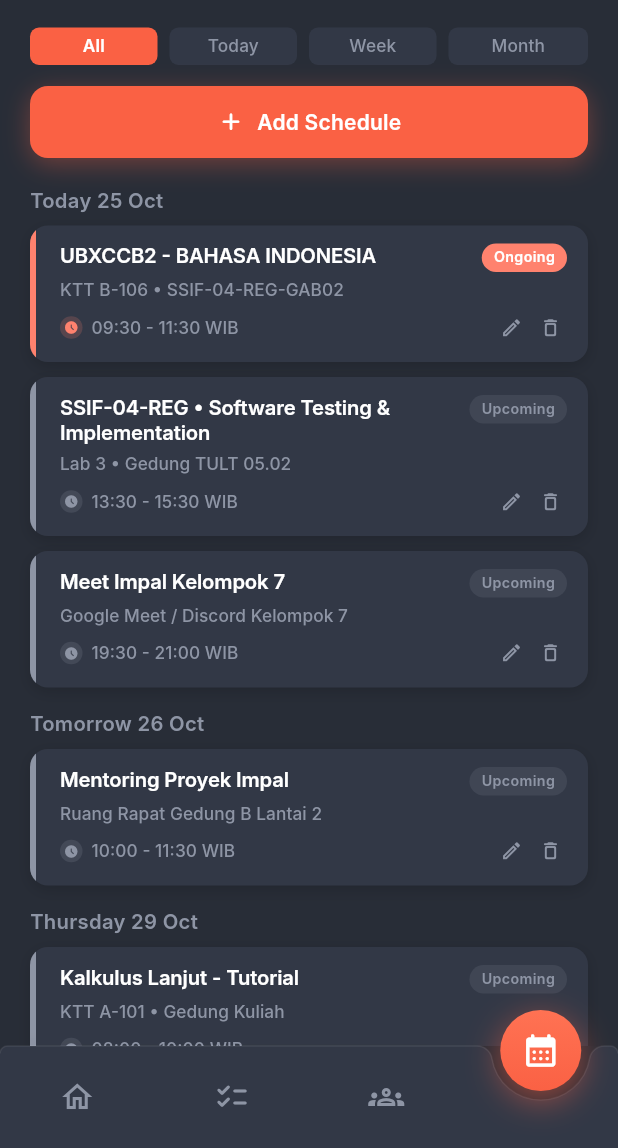
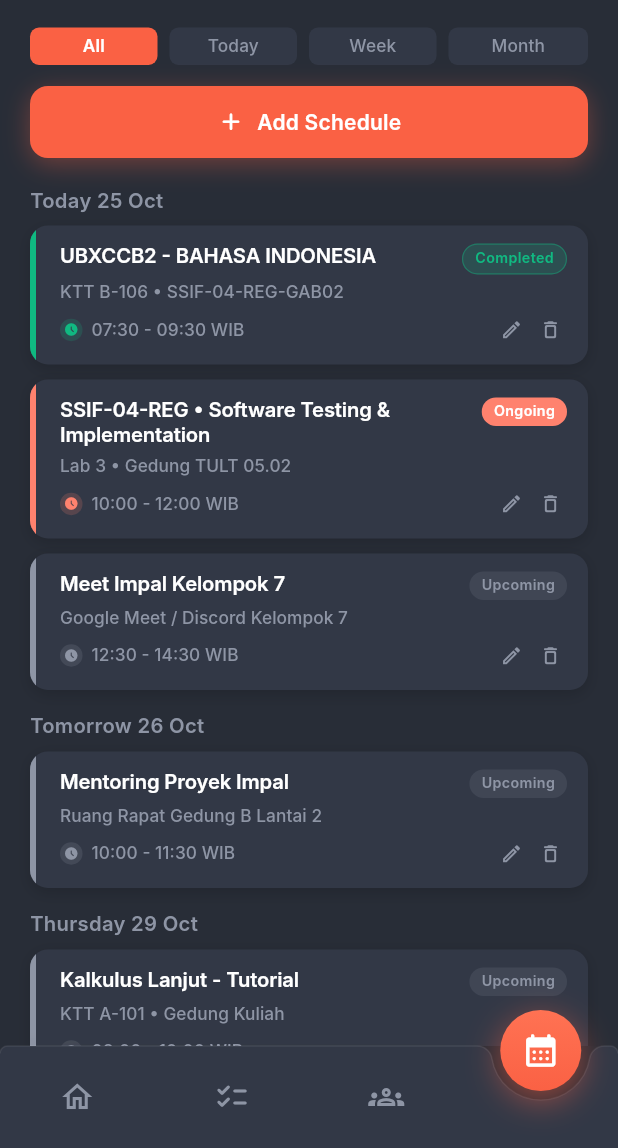
Before and after one commit to Pvsudbd/Impal-02-07, a Flutter app: the HomePage screen opened directly, item 4 of the bottom bar chosen, on a phone screen of 412 x 824 dp, the part 88-1236 px from its top. Run offline on Flutter 3.47's test engine with Material 3 defaults, Android fonts, the phone set to English and light mode, and no system bars; our stand-ins replace shared_preferences; accounts and stored records are empty; Roboto replaces fonts that are missing (Inter).

Commit message:
membuat agar scheudule otomatis menentukan jenisnya

```diff
--- a/frontend/lib/presentation/features/dashboard/home_page.dart
+++ b/frontend/lib/presentation/features/dashboard/home_page.dart
@@ -539,13 +539,16 @@ class _HomePageState extends State<HomePage> {
                             decoration: BoxDecoration(
                               color: schedule.status.toLowerCase() == 'ongoing'
                                   ? const Color(0xFFFF826E)
-                                  : const Color(0xFF3B4150),
+                                  : schedule.status.toLowerCase() == 'completed'
+                                      ? const Color(0xFF10B981)
+                                      : const Color(0xFF3B4150),
                               borderRadius: BorderRadius.circular(999),
                             ),
                             child: Text(
                               schedule.status,
                               style: TextStyle(
-                                color: schedule.status.toLowerCase() == 'ongoing'
+                                color: (schedule.status.toLowerCase() == 'ongoing' ||
+                                        schedule.status.toLowerCase() == 'completed')
                                     ? Colors.white
                                     : const Color(0xFF8E95A5),
                                 fontSize: 10,
--- a/frontend/lib/presentation/features/jadwal/add_new_schedule.dart
+++ b/frontend/lib/presentation/features/jadwal/add_new_schedule.dart
@@ -121,7 +121,11 @@ class _AddNewScheduleState extends State<AddNewSchedule> {
       location: _locationController.text.trim().isNotEmpty
           ? _locationController.text.trim()
           : 'Classroom',
-      status: 'Upcoming',
+      status: ScheduleModel.calculateStatus(
+        date: _selectedDate,
+        timeStart: _formatTime(_startTime),
+        timeEnd: _formatTime(_endTime),
+      ),
       date: _selectedDate,
       timeStart: _formatTime(_startTime),
       timeEnd: _formatTime(_endTime),
--- a/frontend/lib/presentation/features/jadwal/models/schedule_model.dart
+++ b/frontend/lib/presentation/features/jadwal/models/schedule_model.dart
@@ -7,7 +7,6 @@ class ScheduleModel {
   final String type; // 'Lecture' or 'External'
   final String? course;
   final String? location;
-  final String status; // 'Ongoing', 'Upcoming', 'Completed'
   final DateTime date;
   final String timeStart; // '09:30'
   final String timeEnd; // '11:30'
@@ -21,7 +20,7 @@ class ScheduleModel {
     required this.type,
     this.course,
     this.location,
-    this.status = 'Upcoming',
+    String? status,
     required this.date,
     required this.timeStart,
     required this.timeEnd,
@@ -29,6 +28,113 @@ class ScheduleModel {
     this.notes,
     this.repeat = false,
   });
+
+  /// Automatically computes the schedule status ('Ongoing', 'Upcoming', 'Completed')
+  /// based on [date], [timeStart], [timeEnd], and [DateTime.now()].
+  String get status => calculateStatus(
+        date: date,
+        timeStart: timeStart,
+        timeEnd: timeEnd,
+      );
+
+  /// Evaluates status with an optional custom [now] time for testing or time-travel.
+  String getStatusAt([DateTime? now]) => calculateStatus(
+        date: date,
+        timeStart: timeStart,
+        timeEnd: timeEnd,
+        now: now,
+      );
+
+  /// Pure static method to calculate status given date and time range:
+  /// - 'Ongoing' if current date & time is within [startDateTime, endDateTime]
+  /// - 'Upcoming' if date & time has not arrived yet (in the future)
+  /// - 'Completed' if date & time has already passed
+  static String calculateStatus({
+    required DateTime date,
+    required String timeStart,
+    required String timeEnd,
+    DateTime? now,
+  }) {
+    final current = now ?? DateTime.now();
+    try {
+      final start = _parseTimeString(timeStart);
+      final end = _parseTimeString(timeEnd);
+
+      final startDateTime = DateTime(
+        date.year,
+        date.month,
+        date.day,
+        start.hour,
+        start.minute,
+      );
+
+      var endDateTime = DateTime(
+        date.year,
+        date.month,
+        date.day,
+        end.hour,
+        end.minute,
+      );
+
+      // Handle overnight schedules (e.g. 23:00 - 01:00)
+      if (endDateTime.isBefore(startDateTime)) {
+        endDateTime = endDateTime.add(const Duration(days: 1));
+      }
+
+      if (current.isBefore(startDateTime)) {
+        return 'Upcoming';
+      } else if (current.isAfter(endDateTime)) {
+        return 'Completed';
+      } else {
+        return 'Ongoing';
+      }
+    } catch (_) {
+      final today = DateTime(current.year, current.month, current.day);
+      final scheduleDate = DateTime(date.year, date.month, date.day);
+      if (scheduleDate.isBefore(today)) {
+        return 'Completed';
+      } else if (scheduleDate.isAfter(today)) {
+        return 'Upcoming';
+      }
+      return 'Ongoing';
+    }
+  }
+
+  static TimeOfDay _parseTimeString(String str) {
+    final clean = str.trim();
+    final parts = clean.contains(':') ? clean.split(':') : clean.split('.');
+    if (parts.length >= 2) {
+      return TimeOfDay(
+        hour: int.parse(parts[0].trim()),
+        minute: int.parse(parts[1].trim()),
+      );
+    }
+    return const TimeOfDay(hour: 0, minute: 0);
+  }
+
+  DateTime? get startDateTime {
+    try {
+      final start = _parseTimeString(timeStart);
+      return DateTime(date.year, date.month, date.day, start.hour, start.minute);
+    } catch (_) {
+      return null;
+    }
+  }
+
+  DateTime? get endDateTime {
+    try {
+      final start = _parseTimeString(timeStart);
+      final end = _parseTimeString(timeEnd);
+      var endDt = DateTime(date.year, date.month, date.day, end.hour, end.minute);
+      final startDt = DateTime(date.year, date.month, date.day, start.hour, start.minute);
+      if (endDt.isBefore(startDt)) {
+        endDt = endDt.add(const Duration(days: 1));
+      }
+      return endDt;
+    } catch (_) {
+      return null;
+    }
+  }
 
   ScheduleModel copyWith({
     String? id,
@@ -50,7 +156,7 @@ class ScheduleModel {
       type: type ?? this.type,
       course: course ?? this.course,
       location: location ?? this.location,
-      status: status ?? this.status,
+      status: status,
       date: date ?? this.date,
       timeStart: timeStart ?? this.timeStart,
       timeEnd: timeEnd ?? this.timeEnd,
@@ -104,10 +210,14 @@ class ScheduleModel {
   String get formattedTime => '$timeStart - $timeEnd $timeZone';
 
   Color get accentColor {
-    if (status.toLowerCase() == 'ongoing') {
+    final s = status.toLowerCase();
+    if (s == 'ongoing') {
       return const Color(0xFFFF826E); // Primary coral accent
     }
-    if (status.toLowerCase() == 'upcoming') {
+    if (s == 'completed') {
+      return const Color(0xFF10B981); // Completed emerald green accent
+    }
+    if (s == 'upcoming') {
       return const Color(0xFF8E95A5); // Upcoming slate accent
     }
     if (type.toLowerCase() == 'lecture') {
@@ -117,8 +227,12 @@ class ScheduleModel {
   }
 
   Color get statusColor {
-    if (status.toLowerCase() == 'ongoing') {
+    final s = status.toLowerCase();
+    if (s == 'ongoing') {
       return const Color(0xFFFF826E);
+    }
+    if (s == 'completed') {
+      return const Color(0xFF10B981);
     }
     return const Color(0xFF8E95A5);
   }
--- a/frontend/lib/presentation/features/jadwal/models/schedule_repository.dart
+++ b/frontend/lib/presentation/features/jadwal/models/schedule_repository.dart
@@ -75,6 +75,20 @@ class ScheduleRepository {
 
   static List<ScheduleModel> get _defaultSchedules {
     final now = DateTime.now();
+
+    String fmt(DateTime dt) {
+      final h = dt.hour.toString().padLeft(2, '0');
+      final m = dt.minute.toString().padLeft(2, '0');
+      return '$h:$m';
+    }
+
+    final morningStart = now.subtract(const Duration(hours: 3));
+    final morningEnd = now.subtract(const Duration(hours: 1));
+    final ongoingStart = now.subtract(const Duration(minutes: 30));
+    final ongoingEnd = now.add(const Duration(minutes: 90));
+    final upcomingStart = now.add(const Duration(hours: 2));
+    final upcomingEnd = now.add(const Duration(hours: 4));
+
     return [
       ScheduleModel(
         id: 'sch_1',
@@ -82,10 +96,10 @@ class ScheduleRepository {
         type: 'Lecture',
         course: 'UBXCCB2 • BAHASA INDONESIA',
         location: 'KTT B-106 • SSIF-04-REG-GAB02',
-        status: 'Ongoing',
+        status: 'Completed',
         date: now,
-        timeStart: '09:30',
-        timeEnd: '11:30',
+        timeStart: fmt(morningStart),
+        timeEnd: fmt(morningEnd),
         notes: 'Pertemuan 7: Penulisan Daftar Pustaka dan Sitasi',
         repeat: true,
       ),
@@ -95,10 +109,10 @@ class ScheduleRepository {
         type: 'Lecture',
         course: 'SSIF-04-REG • Software Testing & Implementation',
         location: 'Lab 3 • Gedung TULT 05.02',
-        status: 'Upcoming',
+        status: 'Ongoing',
         date: now,
-        timeStart: '13:30',
-        timeEnd: '15:30',
+        timeStart: fmt(ongoingStart),
+        timeEnd: fmt(ongoingEnd),
         notes: 'Praktikum Unit Testing & Integration Testing Flutter',
         repeat: true,
       ),
@@ -109,8 +123,8 @@ class ScheduleRepository {
         location: 'Google Meet / Discord Kelompok 7',
         status: 'Upcoming',
         date: now,
-        timeStart: '19:30',
-        timeEnd: '21:00',
+        timeStart: fmt(upcomingStart),
+        timeEnd: fmt(upcomingEnd),
         notes: 'Diskusi kelanjutan integrasi frontend dan backend sprint 2',
         repeat: false,
       ),
--- a/frontend/lib/presentation/features/jadwal/schedule_page.dart
+++ b/frontend/lib/presentation/features/jadwal/schedule_page.dart
@@ -663,9 +663,8 @@ class _ScheduleContentViewState extends State<ScheduleContentView> {
 
   Widget _buildScheduleCard(ScheduleModel schedule, {bool isLast = false}) {
     final isOngoing = schedule.status.toLowerCase() == 'ongoing';
-    final isUpcoming = schedule.status.toLowerCase() == 'upcoming';
-    final accentColor =
-        isUpcoming ? const Color(0xFF8E95A5) : schedule.accentColor;
+    final isCompleted = schedule.status.toLowerCase() == 'completed';
+    final accentColor = schedule.accentColor;
 
     return Container(
       margin: EdgeInsets.only(bottom: isLast ? 0 : 10),
@@ -685,7 +684,7 @@ class _ScheduleContentViewState extends State<ScheduleContentView> {
         child: Row(
           crossAxisAlignment: CrossAxisAlignment.stretch,
           children: [
-            // Left Accent Strip: Coral for ongoing, 8E95A5 for upcoming
+            // Left Accent Strip: Coral for ongoing, Emerald for completed, 8E95A5 for upcoming
             Container(
               width: 4,
               color: accentColor,
@@ -734,20 +733,41 @@ class _ScheduleContentViewState extends State<ScheduleContentView> {
                               ),
                             ),
                           )
+                        else if (isCompleted)
+                          Container(
+                            padding: const EdgeInsets.symmetric(
+                                horizontal: 8, vertical: 2.5),
+                            decoration: BoxDecoration(
+                              color: const Color(0xFF10B981).withValues(alpha: 0.18),
+                              borderRadius: BorderRadius.circular(999),
+                              border: Border.all(
+                                color: const Color(0xFF10B981).withValues(alpha: 0.4),
+                                width: 0.8,
+                              ),
+                            ),
+                            child: const Text(
+                              'Completed',
+                              style: TextStyle(
+                                color: Color(0xFF10B981),
+                                fontSize: 9.5,
+                                fontFamily: 'Inter',
+                                fontWeight: FontWeight.w600,
+                                letterSpacing: 0.25,
+                              ),
+                            ),
+                          )
                         else
                           Container(
                             padding: const EdgeInsets.symmetric(
                                 horizontal: 8, vertical: 2.5),
                             decoration: BoxDecoration(
-                              color: isUpcoming
-                                  ? const Color(0xFF8E95A5)
-                                      .withValues(alpha: 0.15)
-                                  : const Color(0xFF3B4150),
+                              color: const Color(0xFF8E95A5)
+                                  .withValues(alpha: 0.15),
                               borderRadius: BorderRadius.circular(999),
                             ),
-                            child: Text(
-                              schedule.status,
-                              style: const TextStyle(
+                            child: const Text(
+                              'Upcoming',
+                              style: TextStyle(
                                 color: Color(0xFF8E95A5),
                                 fontSize: 9.5,
                                 fontFamily: 'Inter',
```
Also changed, not shown: frontend/lib/presentation/features/jadwal/edit_schedule.dart (+45 -1 lines), 3 other files.
